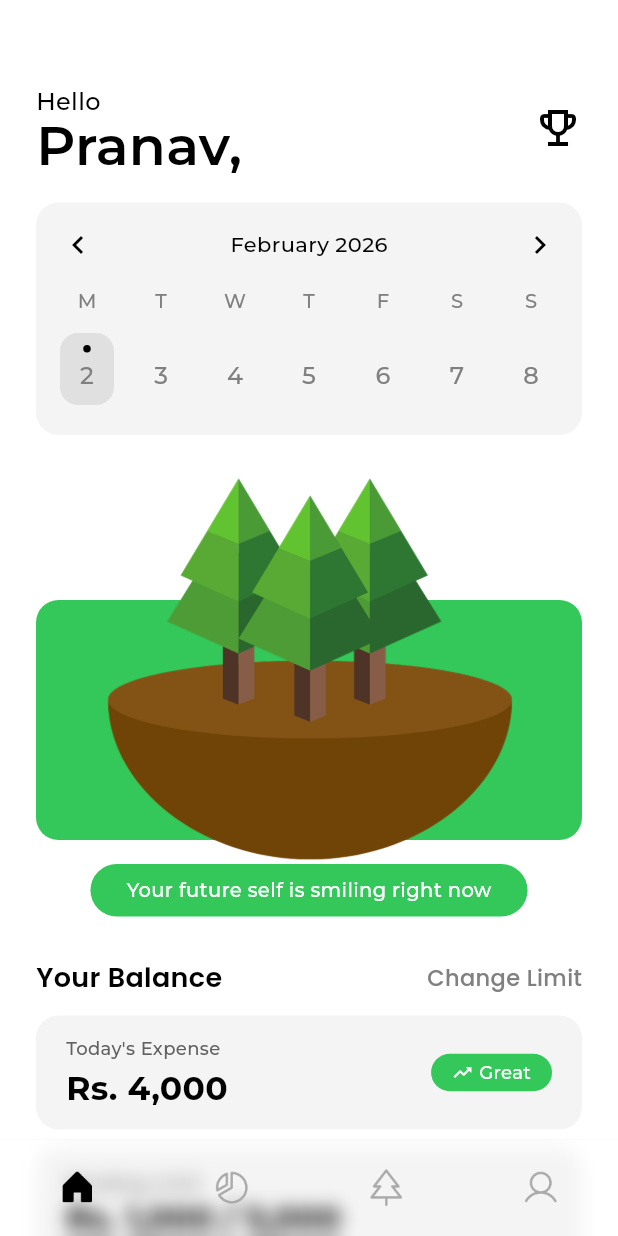
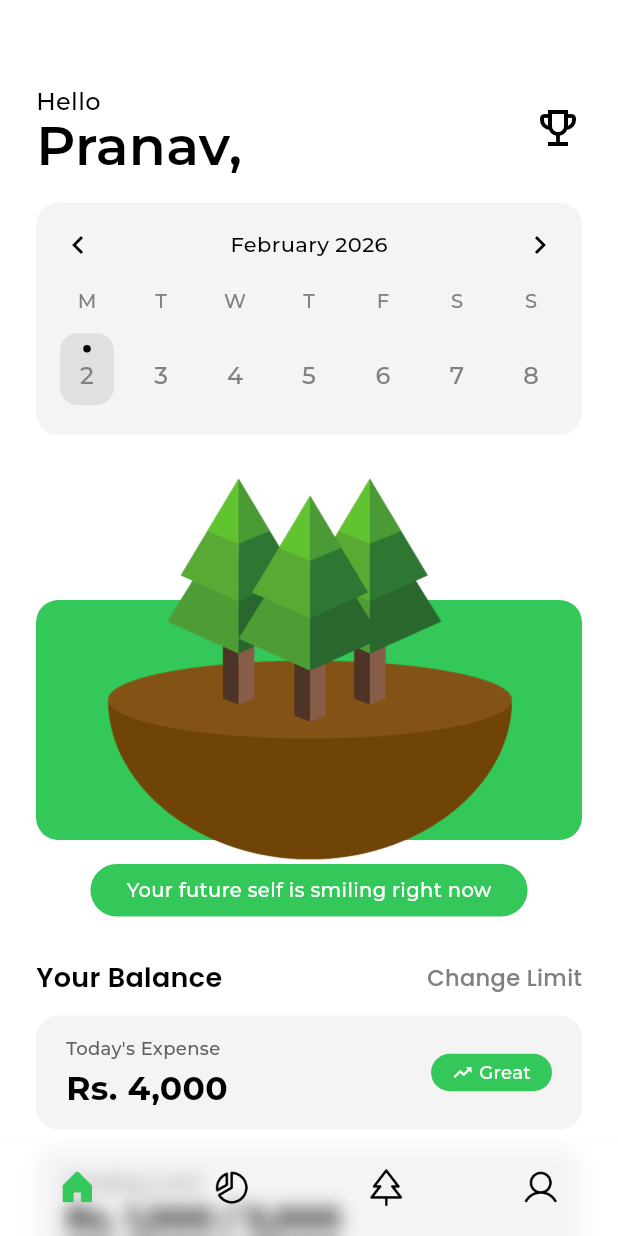
Before and after one commit to mulikruchi07/Spentree, a Flutter app: the MainWrapper screen opened directly, on a phone screen of 412 x 824 dp. Run offline on Flutter 3.47's test engine with Material 3 defaults, Android fonts, the phone set to English and light mode, and no system bars; our stand-ins replace google_fonts, local_auth, shared_preferences; accounts and stored records are empty.

Commit message:
feat: integrate app lock logic and back navigation in main wrapper

```diff
--- a/lib/screens/main_wrapper.dart
+++ b/lib/screens/main_wrapper.dart
@@ -1,6 +1,10 @@
-import 'dart:ui'; // Required for ImageFilter
+import 'dart:ui';
 import 'package:flutter/material.dart';
+import 'package:flutter/services.dart';
 import 'dashboard/dashboard_screen.dart';
+import 'profile/profile_screen.dart';
+import 'package:shared_preferences/shared_preferences.dart';
+import '../core/biometric_service.dart';
 
 class MainWrapper extends StatefulWidget {
   const MainWrapper({super.key});
@@ -9,33 +13,139 @@ class MainWrapper extends StatefulWidget {
   State<MainWrapper> createState() => _MainWrapperState();
 }
 
-class _MainWrapperState extends State<MainWrapper> {
+class _MainWrapperState extends State<MainWrapper> with WidgetsBindingObserver {
   int _selectedIndex = 0;
+  bool _isAuthenticating = false; // Prevents the infinite popup loop
+  bool _showPrivacyBlur = false; // Controls the immediate blur overlay
+
+  @override
+  void initState() {
+    super.initState();
+    WidgetsBinding.instance.addObserver(this);
+  }
+
+  @override
+  void dispose() {
+    WidgetsBinding.instance.removeObserver(this);
+    super.dispose();
+  }
+
+  @override
+  void didChangeAppLifecycleState(AppLifecycleState state) {
+    // Immediate Lock: Blur the screen as soon as the app starts to move to background
+    if (state == AppLifecycleState.inactive ||
+        state == AppLifecycleState.paused) {
+      _enablePrivacyBlur();
+    }
+
+    // Trigger authentication when the app comes back to focus
+    if (state == AppLifecycleState.resumed && !_isAuthenticating) {
+      _enforceLockOnResume();
+    }
+  }
+
+  Future<void> _enablePrivacyBlur() async {
+    final prefs = await SharedPreferences.getInstance();
+    bool isLockEnabled = prefs.getBool('isFaceIdEnabled') ?? false;
+    if (isLockEnabled) {
+      setState(() => _showPrivacyBlur = true);
+    }
+  }
+
+  Future<void> _enforceLockOnResume() async {
+    final prefs = await SharedPreferences.getInstance();
+    bool isLockEnabled = prefs.getBool('isFaceIdEnabled') ?? false;
+
+    if (isLockEnabled) {
+      if (isLockEnabled) {
+        setState(() {
+          _isAuthenticating = true;
+          _showPrivacyBlur = true; // Ensure UI is hidden while popup shows
+        });
+
+        // Local auth allows Fingerprint/Face/PIN based on device settings
+        bool authenticated = await BiometricService.authenticateUser();
+
+        if (authenticated) {
+          await Future.delayed(const Duration(milliseconds: 200));
+          setState(() {
+            _isAuthenticating = false;
+            _showPrivacyBlur = false; // Reveal UI only on success
+          });
+        } else {
+          // Keep gate open for retry but keep UI blurred
+          setState(() => _isAuthenticating = false);
+        }
+      } else {
+        setState(() => _showPrivacyBlur = false);
+      }
+    }
+  }
 
   final List<Widget> _pages = [
     const DashboardScreen(),
     const Center(child: Text("Analytics")),
     const Center(child: Text("Forest")),
+    const ProfileScreen(),
   ];
 
   @override
   Widget build(BuildContext context) {
-    return Scaffold(
+    return PopScope(
+      canPop: false, // Intercept back button
+      onPopInvokedWithResult: (didPop, result) {
+        if (_selectedIndex != 0) {
+          // If on Profile/Forest, go back to Dashboard first
+          setState(() => _selectedIndex = 0);
+        } else {
+          // If on Dashboard, close the app properly
+          SystemNavigator.pop();
+        }
+      },
+      child: Stack(
+        children: [
+          Scaffold(
             backgroundColor: Colors.white,
             extendBody: true,
             body: IndexedStack(index: _selectedIndex, children: _pages),
-      bottomNavigationBar: ClipRect(
+            bottomNavigationBar: _buildBottomNavbar(),
+          ),
+
+          // Privacy Overlay: Heavy blur that hides content when locked/standby
+          if (_showPrivacyBlur)
+            Positioned.fill(
+              child: BackdropFilter(
+                filter: ImageFilter.blur(sigmaX: 30.0, sigmaY: 30.0),
+                child: Container(
+                  color: Colors.white.withValues(alpha: 0.8),
+                  child: const Center(
+                    child: Icon(
+                      Icons.lock_outline,
+                      size: 50,
+                      color: Color(0xFF34C759),
+                    ),
+                  ),
+                ),
+              ),
+            ),
+        ],
+      ),
+    );
+  }
+
+  Widget _buildBottomNavbar() {
+    return ClipRect(
       child: BackdropFilter(
         filter: ImageFilter.blur(sigmaX: 6.0, sigmaY: 6.0),
         child: Container(
-            color: Colors.white.withOpacity(0.02),
+          color: Colors.white.withValues(alpha: 0.02),
           child: SafeArea(
             child: Container(
               height: 65,
               decoration: BoxDecoration(
                 border: Border(
                   top: BorderSide(
-                      color: Colors.black.withOpacity(0.05),
+                    color: Colors.black.withValues(alpha: 0.05),
                     width: 0.5,
                   ),
                 ),
@@ -48,7 +158,6 @@ class _MainWrapperState extends State<MainWrapper> {
                   _buildNavItem(2, 'forest.png', 'forest_filled.png'),
                   _buildNavItem(3, 'profile.png', 'profile_filled.png'),
                 ],
-                ),
               ),
             ),
           ),
@@ -73,11 +182,12 @@ class _MainWrapperState extends State<MainWrapper> {
               iconPath,
               width: 26,
               height: 26,
-              color: isSelected ? Colors.black : const Color(0xFFAAAAAA),
+              // ACTIVE: Green (34C759) | INACTIVE: Black
+              color: isSelected ? const Color(0xFF34C759) : Colors.black,
               errorBuilder: (context, error, stackTrace) => Icon(
                 Icons.image_not_supported,
                 size: 26,
-                color: isSelected ? Colors.black : Colors.grey,
+                color: isSelected ? const Color(0xFF34C759) : Colors.black,
               ),
             ),
           ],
```
Lines whose indentation alone changed are shown as unchanged.
